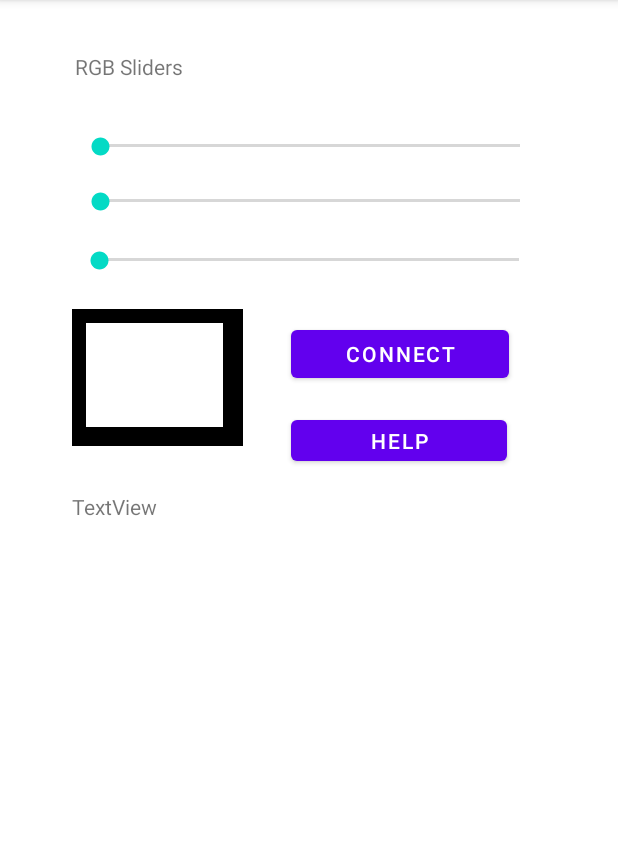
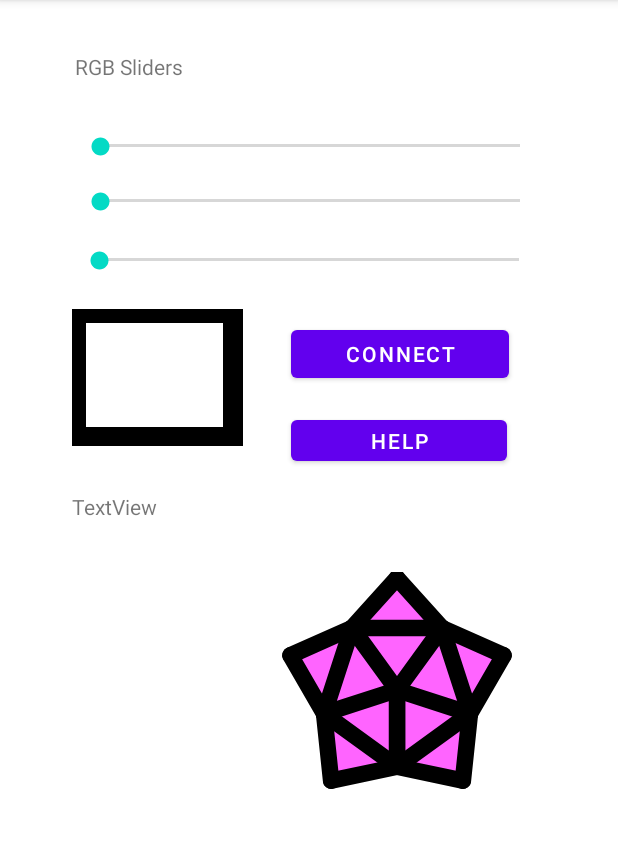
Before and after one commit to StoneRose35/BallLamp, an Android app: the screen it shows after launch (MainActivity), on a phone screen of 412 x 824 dp, the part 84-932 px from its top. Run offline under Robolectric (Android 15) with nearby library versions, the light colour scheme and no system bars.

Commit message:
basic lamp selector done, selection doesn't work correctly yet

```diff
--- /dev/null
+++ b/BallLampApp/app/src/main/java/ch/sr35/balllampapp/LampSelectorView.kt
@@ -0,0 +1,205 @@
+package ch.sr35.balllampapp
+
+import android.content.Context
+import android.graphics.Canvas
+import android.graphics.Color
+import android.graphics.Paint
+import android.graphics.Path
+import android.util.AttributeSet
+import android.view.MotionEvent
+import android.view.View
+import kotlin.math.PI
+import kotlin.math.cos
+import kotlin.math.sin
+
+
+class LampSelectorView(context: Context,attributes: AttributeSet): View(context) {
+
+    var innerRadius: Double = 1.0
+    var outerRadius: Double = 1.4
+    var centerX: Double = 0.0
+    var centerY: Double = 0.0
+    var triangleColors: Array<simpleIntColor> =
+        Array<simpleIntColor>(20) { simpleIntColor(255, 100, 255) }
+    var triangleSelected: Array<Boolean> = Array<Boolean>(20){false}
+    var triangleSelectedEventListener: TriangleSelectedEventListener? = null
+
+
+    var path: Path = Path()
+    var blackLine: Paint = Paint()
+    var filler: Paint = Paint()
+
+
+    fun setColor(i: Int,clr: simpleIntColor)
+    {
+        triangleColors[i]=clr
+        invalidate()
+    }
+
+    override fun onDraw(canvas: Canvas?) {
+
+        super.onDraw(canvas)
+        blackLine.color= Color.BLACK
+        blackLine.strokeWidth=16.5f
+        blackLine.strokeCap = Paint.Cap.ROUND
+        blackLine.isAntiAlias = true
+        var phi0: Double
+        var phi1: Double
+        var coord: DoubleArray
+        var coord1: DoubleArray
+        var coord2: DoubleArray
+        var triangleCntr = 0
+        for (i in 0..4)
+        {
+            phi0 = i*2.0*PI/5.0
+            phi1 = (i+1)*2.0*PI/5.0
+            coord = toXYCoordinates(innerRadius, phi0)
+            coord1 = toXYCoordinates(innerRadius,phi1)
+            coord2 = toXYCoordinates(outerRadius,phi0 + PI/5.0)
+
+
+            var triangle = Triangle(Vertex(0.0+ centerX,0.0+centerY), Vertex(coord[0]+centerX,coord[1]+centerY), Vertex(coord1[0]+centerX, coord1[1]+centerY))
+            path = Path()
+            path.moveTo(centerX.toFloat(),centerY.toFloat())
+            path.lineTo(centerX.toFloat() +coord[0].toFloat(),centerY.toFloat() + coord[1].toFloat())
+            path.lineTo(centerX.toFloat() + coord1[0].toFloat(),centerY.toFloat() +coord1[1].toFloat())
+
+            path.close()
+            filler.style = Paint.Style.FILL
+            path.fillType = Path.FillType.EVEN_ODD
+            filler.color = Color.argb(255,triangleColors[triangleCntr].r, triangleColors[triangleCntr].g,triangleColors[triangleCntr].b)
+            filler.strokeCap = Paint.Cap.ROUND
+            canvas?.drawPath(path,filler)
+
+            if(triangleSelected[triangleCntr] )
+            {
+                var centerPt = triangle.centerCoordinates()
+                filler.color = Color.argb(255, 255 - triangleColors[triangleCntr].r,
+                    255 - triangleColors[triangleCntr].g,
+                    255 - triangleColors[triangleCntr].b)
+                canvas?.drawCircle(centerPt.x.toFloat(), centerPt.y.toFloat(),triangle.inscribedRadius().toFloat()*0.3f,filler)
+            }
+
+            triangleCntr++
+            triangle = Triangle(Vertex(coord[0]+centerX,coord[1]+centerY), Vertex(coord1[0]+centerX,coord1[1]+centerY), Vertex(coord2[0]+centerX, coord2[1]+centerY))
+            path = Path()
+            path.moveTo(centerX.toFloat() + coord[0].toFloat(),centerY.toFloat() + coord[1].toFloat())
+            path.lineTo(centerX.toFloat() + coord1[0].toFloat(),centerY.toFloat() +coord1[1].toFloat())
+            path.lineTo(centerX.toFloat() + coord2[0].toFloat(),centerY.toFloat() +coord2[1].toFloat())
+            path.close()
+            //path.lineTo(centerX.toFloat() + coord[0].toFloat(),centerY.toFloat() + coord[0].toFloat())
+            filler.style = Paint.Style.FILL
+            path.fillType = Path.FillType.EVEN_ODD
+            filler.color = Color.argb(255,triangleColors[triangleCntr].r, triangleColors[triangleCntr].g,triangleColors[triangleCntr].b)
+            canvas?.drawPath(path,filler)
+
+            triangleCntr++
+
+            // draw outer lines
+
+            canvas?.drawLine(centerX.toFloat(),centerY.toFloat(),
+                centerX.toFloat()+coord[0].toFloat(),centerY.toFloat()+coord[1].toFloat(),blackLine)
+            canvas?.drawLine(centerX.toFloat()+coord[0].toFloat(),centerY.toFloat()+coord[1].toFloat(),
+                centerX.toFloat() + coord1[0].toFloat(),centerY.toFloat() +  coord1[1].toFloat(),blackLine)
+            canvas?.drawLine(centerX.toFloat() + coord[0].toFloat(),centerY.toFloat()+ coord[1].toFloat(),
+                centerX.toFloat() + coord2[0].toFloat(),centerY.toFloat() + coord2[1].toFloat(),blackLine)
+            canvas?.drawLine(centerX.toFloat() + coord1[0].toFloat(),centerY.toFloat()+ coord1[1].toFloat(),
+                centerX.toFloat() + coord2[0].toFloat(),centerY.toFloat() + coord2[1].toFloat(),blackLine)
+
+            if(triangleSelected[triangleCntr] )
+            {
+                var centerPt = triangle.centerCoordinates()
+                filler.color = Color.argb(255, 255 - triangleColors[triangleCntr].r,
+                    255 - triangleColors[triangleCntr].g,
+                    255 - triangleColors[triangleCntr].b)
+                canvas?.drawCircle(centerPt.x.toFloat(), centerPt.y.toFloat(),triangle.inscribedRadius().toFloat()*0.3f,filler)
+            }
+        }
+        coord = toXYCoordinates(innerRadius, 0.0)
+        canvas?.drawLine(centerX.toFloat(),centerY.toFloat(),
+            centerX.toFloat()+coord[0].toFloat(),centerY.toFloat()+coord[1].toFloat(),blackLine)
+
+    }
+
+    override fun onSizeChanged(w: Int, h: Int, oldw: Int, oldh: Int) {
+
+        if(w>h)
+        {
+            outerRadius = 0.95*h/2.0
+            innerRadius = 0.65*h/2.0
+        }
+        else
+        {
+            outerRadius = 0.95*w/2.0
+            innerRadius = 0.65*w/2.0
+        }
+        centerX = w/2.0
+        centerY = h/2.0
+        super.onSizeChanged(w, h, oldw, oldh)
+    }
+
+    override fun onTouchEvent(event: MotionEvent?): Boolean {
+        var xcoord= event?.x?.minus(centerX)
+        var ycoord=event?.y?.minus(centerY)
+
+        if (event?.action == MotionEvent.ACTION_DOWN) {
+            var phi0: Double
+            var phi1: Double
+            var coord: DoubleArray
+            var coord1: DoubleArray
+            var coord2: DoubleArray
+            var triangle: Triangle
+            var triangleCntr: Int = 0
+            if (xcoord != null && ycoord != null) {
+                for (i in 0..5) {
+                    phi0 = i * 2.0 * PI / 5.0
+                    phi1 = (i + 1) * 2.0 * PI / 5.0
+                    coord = toXYCoordinates(innerRadius, phi0)
+                    coord1 = toXYCoordinates(innerRadius, phi1)
+                    coord2 = toXYCoordinates(outerRadius, phi0 + PI / 5.0)
+                    triangle = Triangle(
+                        Vertex(0.0 + centerX, 0.0+ centerY),
+                        Vertex(coord[0]+ centerX, coord[1]+ centerY),
+                        Vertex(coord1[0]+ centerX, coord1[1]+centerY)
+                    )
+                    if (triangle.isInTriangle(Vertex(xcoord, ycoord))) {
+                        triangleSelected[triangleCntr] = true // !triangleSelected[triangleCntr]
+                        invalidate()
+                        triangleSelectedEventListener?.onSelected(triangleCntr)
+                    }
+                    triangleCntr++
+                    triangle = Triangle(
+                        Vertex(coord[0]+centerX, coord[1]+centerY),
+                        Vertex(coord1[0]+centerX, coord1[1]+centerY),
+                        Vertex(coord2[0]+centerX, coord2[1]+centerY)
+                    )
+                    if (triangle.isInTriangle(Vertex(xcoord, ycoord))) {
+                        triangleSelected[triangleCntr] = true //!triangleSelected[triangleCntr]
+                        invalidate()
+                        triangleSelectedEventListener?.onSelected(triangleCntr)
+
+                    }
+                    triangleCntr++
+                }
+            }
+        }
+        return super.onTouchEvent(event)
+    }
+
+    fun getInnerSidelength(): Double{
+        return 2.0*sin(PI/5.0)*innerRadius
+    }
+
+    fun toXYCoordinates(r: Double,phi: Double): DoubleArray
+    {
+        var res: DoubleArray=DoubleArray(2)
+        res[0] = r* sin(phi)
+        res[1] = r* cos(phi)
+        return res
+    }
+}
+
+interface TriangleSelectedEventListener
+{
+    fun onSelected(triangleNr: Int)
+}
--- a/BallLampApp/app/src/main/java/ch/sr35/balllampapp/MainActivity.kt
+++ b/BallLampApp/app/src/main/java/ch/sr35/balllampapp/MainActivity.kt
@@ -60,7 +60,7 @@ class MainActivity : AppCompatActivity() {
         }
 
         findViewById<Button>(R.id.btnSendHelp).setOnClickListener {
-            sendString("  HELP\r\n")
+            sendString("HELP\r")
         }
 
         var btReceiver = BTReceiver(this)
--- a/BallLampApp/app/src/main/res/layout/activity_main.xml
+++ b/BallLampApp/app/src/main/res/layout/activity_main.xml
@@ -107,12 +107,22 @@
 
     <TextView
         android:id="@+id/serialOut"
-        android:layout_width="323dp"
-        android:layout_height="332dp"
-        android:layout_marginBottom="24dp"
+        android:layout_width="326dp"
+        android:layout_height="134dp"
+        android:layout_marginBottom="16dp"
         app:layout_constraintBottom_toBottomOf="parent"
         app:layout_constraintEnd_toEndOf="parent"
+        app:layout_constraintHorizontal_bias="0.443"
         app:layout_constraintStart_toStartOf="parent" />
+
+    <ch.sr35.balllampapp.LampSelectorView
+        android:id="@+id/lampSelectorView2"
+        android:layout_width="169dp"
+        android:layout_height="157dp"
+        android:layout_marginStart="180dp"
+        android:layout_marginTop="68dp"
+        app:layout_constraintStart_toStartOf="parent"
+        app:layout_constraintTop_toBottomOf="@+id/btnSendHelp" />
 
 
 </androidx.constraintlayout.widget.ConstraintLayout>
```
Also changed, not shown: BallLampApp/app/src/main/java/ch/sr35/balllampapp/TriangleCalc.kt (added, +51 -0 lines), BallLampApp/app/src/main/res/values/attrs.xml (added, +8 -0 lines).
